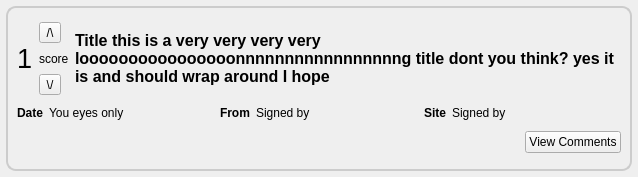
The window that retroshare-gui/src/gui/Posted/PostedItem.ui (RetroShare/RetroShare) describes before a commit, drawn with Qt 5.
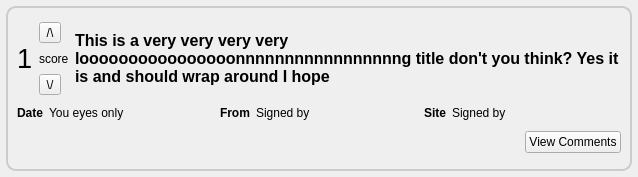
The same window after the commit.

Diff of the .ui file:
```diff
--- a/retroshare-gui/src/gui/Posted/PostedItem.ui
+++ b/retroshare-gui/src/gui/Posted/PostedItem.ui
@@ -98,7 +98,7 @@
            </font>
           </property>
           <property name="text">
-           <string>Title this is a very very very very loooooooooooooooonnnnnnnnnnnnnnnnng title dont you think? yes it is and should wrap around I hope</string>
+           <string>This is a very very very very loooooooooooooooonnnnnnnnnnnnnnnnng title don't you think? Yes it is and should wrap around I hope</string>
           </property>
           <property name="wordWrap">
            <bool>true</bool>
```
